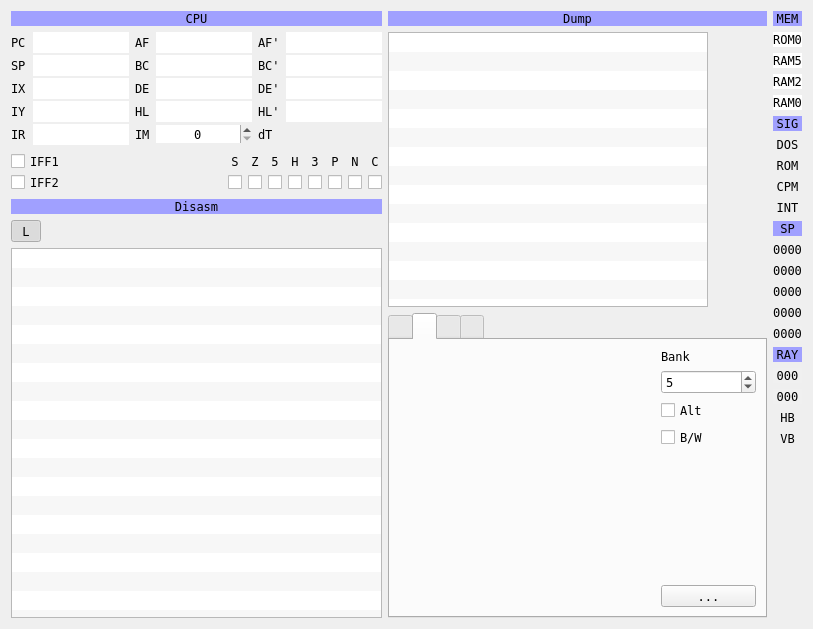
Old version of the form ui/debuger.ui in the repository samstyle/Xpeccy.
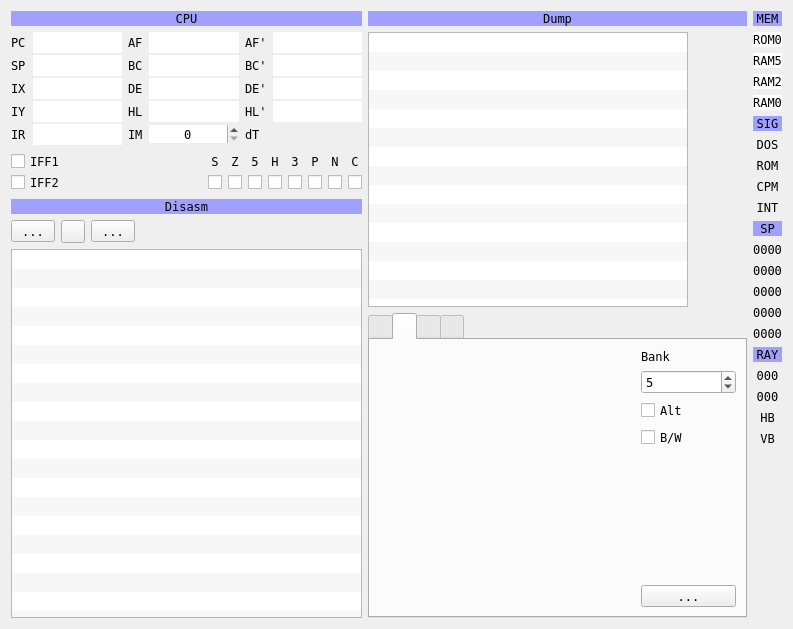
New version of the form. Icons and pictures are not drawn. Custom widgets are drawn as their Qt base class.

Commit message: build 20170130 [+] db/dw directives in disasm [+] cell view mode in deBUGa: opcode/byte/word/address [+] load/save labels list from deBUGa

Diff of the .ui file:
```diff
--- a/ui/debuger.ui
+++ b/ui/debuger.ui
@@ -9,8 +9,8 @@
    <rect>
     <x>0</x>
     <y>0</y>
-    <width>813</width>
-    <height>614</height>
+    <width>793</width>
+    <height>612</height>
    </rect>
   </property>
   <property name="font">
@@ -608,13 +608,45 @@
        <item>
         <widget class="QToolButton" name="tbLabelTrigger">
          <property name="text">
-          <string>L</string>
+          <string>...</string>
+         </property>
+         <property name="icon">
+          <iconset resource="../xpeccy.qrc">
+           <normaloff>:/images/stop.png</normaloff>:/images/stop.png</iconset>
+         </property>
+         <property name="popupMode">
+          <enum>QToolButton::InstantPopup</enum>
+         </property>
+        </widget>
+       </item>
+       <item>
+        <widget class="QToolButton" name="tbLabels">
+         <property name="icon">
+          <iconset resource="../xpeccy.qrc">
+           <normaloff>:/images/label.png</normaloff>:/images/label.png</iconset>
          </property>
          <property name="checkable">
-          <bool>true</bool>
+          <bool>false</bool>
          </property>
          <property name="checked">
-          <bool>true</bool>
+          <bool>false</bool>
+         </property>
+         <property name="popupMode">
+          <enum>QToolButton::InstantPopup</enum>
+         </property>
+        </widget>
+       </item>
+       <item>
+        <widget class="QToolButton" name="tbView">
+         <property name="text">
+          <string>...</string>
+         </property>
+         <property name="icon">
+          <iconset resource="../xpeccy.qrc">
+           <normaloff>:/images/bars.png</normaloff>:/images/bars.png</iconset>
+         </property>
+         <property name="popupMode">
+          <enum>QToolButton::InstantPopup</enum>
          </property>
         </widget>
        </item>
```
Left out of the diff: 50 changed lines with no effect on the pictures. The commit also changes 18 other files.
